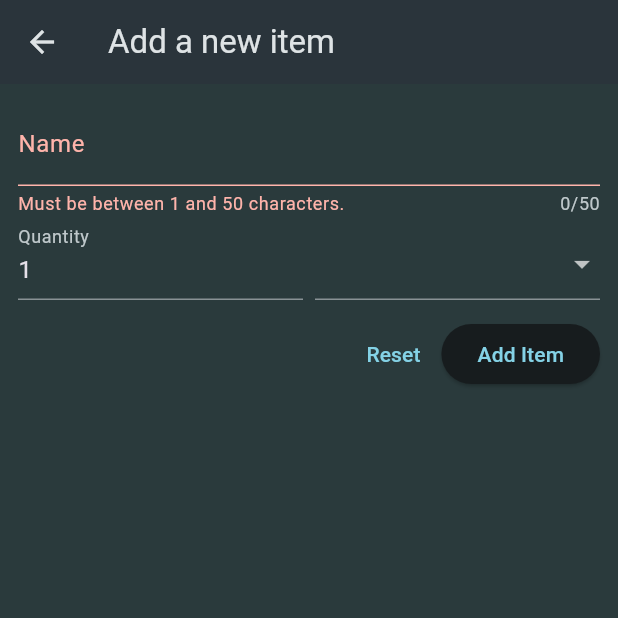
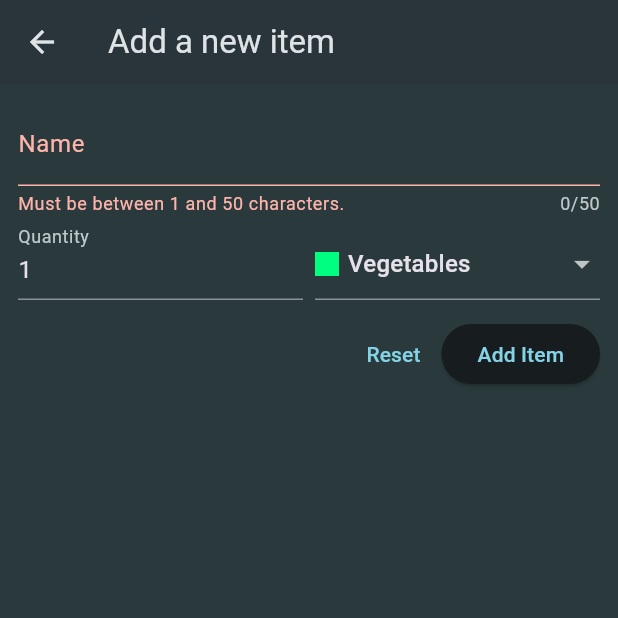
Before and after one commit to ishwar46/everydayFlutter, a Flutter app: the NewItem screen opened directly, after a tap on "Add Item", on a phone screen of 412 x 824 dp, the top half of it. Run offline on Flutter 3.47's test engine with Material 3 defaults, Android fonts, the phone set to English and light mode, and no system bars; our stand-ins replace flutter_riverpod, google_fonts, transparent_image.

Commit message:
Refactor color usage and improve grocery list logic
Replaced 'onBackground' with 'onSurface' for text and icon colors in mealsapp for better theme consistency. Updated shopping_list to manage grocery items in state, add and remove items dynamically, and return new items from the form. Added a toString override to Category. Minor test cleanup and widget improvements in new_app and quiz_app.

```diff
--- a/mealsapp/lib/screens/meal_details.dart
+++ b/mealsapp/lib/screens/meal_details.dart
@@ -58,7 +58,7 @@ class MealDetailsScreen extends ConsumerWidget {
                 Text(
                   ingredient,
                   style: Theme.of(context).textTheme.bodyMedium!.copyWith(
-                        color: Theme.of(context).colorScheme.onBackground,
+                        color: Theme.of(context).colorScheme.onSurface,
                       ),
                 ),
               const SizedBox(height: 24),
@@ -80,7 +80,7 @@ class MealDetailsScreen extends ConsumerWidget {
                     step,
                     textAlign: TextAlign.center,
                     style: Theme.of(context).textTheme.bodyMedium!.copyWith(
-                          color: Theme.of(context).colorScheme.onBackground,
+                          color: Theme.of(context).colorScheme.onSurface,
                         ),
                   ),
                 ),
--- a/mealsapp/lib/screens/meals.dart
+++ b/mealsapp/lib/screens/meals.dart
@@ -33,14 +33,14 @@ class MealsScreen extends StatelessWidget {
           Text(
             'Uh oh ... nothing here!',
             style: Theme.of(context).textTheme.headlineLarge!.copyWith(
-                  color: Theme.of(context).colorScheme.onBackground,
+                  color: Theme.of(context).colorScheme.onSurface,
                 ),
           ),
           const SizedBox(height: 16),
           Text(
             'Try selecting a different category!',
             style: Theme.of(context).textTheme.bodyLarge!.copyWith(
-                  color: Theme.of(context).colorScheme.onBackground,
+                  color: Theme.of(context).colorScheme.onSurface,
                 ),
           ),
         ],
--- a/mealsapp/lib/widgets/category_grid_item.dart
+++ b/mealsapp/lib/widgets/category_grid_item.dart
@@ -33,7 +33,7 @@ class CategoryGridItem extends StatelessWidget {
         child: Text(
           category.title,
           style: Theme.of(context).textTheme.titleLarge!.copyWith(
-                color: Theme.of(context).colorScheme.onBackground,
+                color: Theme.of(context).colorScheme.onSurface,
               ),
         ),
       ),
--- a/new_app/lib/gradient_container.dart
+++ b/new_app/lib/gradient_container.dart
@@ -27,7 +27,7 @@ class GradientContainer extends StatelessWidget {
           end: endColor,
         ),
       ),
-      child: Center(
+      child: const Center(
         child:
             //WelcomeWidget('HAH COOL!'),
             DiceRoller(),
--- a/new_app/lib/main.dart
+++ b/new_app/lib/main.dart
@@ -6,9 +6,9 @@ void main() {
   runApp(
     const MaterialApp(
       home: Scaffold(
-        backgroundColor: const Color.fromARGB(255, 73, 172, 162),
-        body: GradientContainer(const Color.fromARGB(255, 53, 175, 47),
-            const Color.fromARGB(255, 11, 141, 128)), //Constructor function
+        backgroundColor: Color.fromARGB(255, 73, 172, 162),
+        body: GradientContainer(Color.fromARGB(255, 53, 175, 47),
+            Color.fromARGB(255, 11, 141, 128)), //Constructor function
       ),
     ),
   );
--- a/quiz_app/lib/questions_summary.dart
+++ b/quiz_app/lib/questions_summary.dart
@@ -16,14 +16,14 @@ class QuestionsSummary extends StatelessWidget {
                 crossAxisAlignment: CrossAxisAlignment.start,
                 children: [
                   Container(
-                    decoration: BoxDecoration(
+                    decoration: const BoxDecoration(
                       shape: BoxShape.circle,
                       color: Colors.white,
                     ),
                     padding: const EdgeInsets.all(8),
                     child: Text(
                       ((data['question_index'] as int) + 1).toString(),
-                      style: TextStyle(
+                      style: const TextStyle(
                         color: Colors.black,
                         fontSize: 16,
                         fontWeight: FontWeight.bold,
--- a/shopping_list/lib/model/category.dart
+++ b/shopping_list/lib/model/category.dart
@@ -18,4 +18,9 @@ class Category {
 
   final String title;
   final Color color;
+
+  @override
+  String toString() {
+    return title;
+  }
 }
--- a/shopping_list/lib/widgets/new_item.dart
+++ b/shopping_list/lib/widgets/new_item.dart
@@ -1,5 +1,7 @@
 import 'package:flutter/material.dart';
 import 'package:shopping_list/data/categories.dart';
+import 'package:shopping_list/model/category.dart';
+import 'package:shopping_list/model/grocery_item.dart';
 
 class NewItem extends StatefulWidget {
   const NewItem({super.key});
@@ -11,9 +13,25 @@ class NewItem extends StatefulWidget {
 
 class _NewItemState extends State<NewItem> {
   final _formKey = GlobalKey<FormState>();
+  var _enteredName = '';
+  var _enteredQuantity = 1;
+  var _selectedCategory = categories[Categories.vegetables]!;
 
   void _saveItem() {
-    _formKey.currentState!.validate();
+    if (_formKey.currentState!.validate()) {
+      _formKey.currentState!.save();
+      Navigator.of(context).pop(
+        GroceryItem(
+          id: DateTime.now().toString(),
+          name: _enteredName,
+          quantity: _enteredQuantity,
+          category: _selectedCategory,
+        ),
+      );
+      // print(_enteredName);
+      // print(_enteredQuantity);
+      // print(_selectedCategory);
+    }
   }
 
   @override
@@ -38,6 +56,9 @@ class _NewItemState extends State<NewItem> {
                   }
                   return null;
                 },
+                onSaved: (value) {
+                  _enteredName = value!;
+                },
               ),
               Row(
                 crossAxisAlignment: CrossAxisAlignment.end,
@@ -46,6 +67,7 @@ class _NewItemState extends State<NewItem> {
                     child: TextFormField(
                       decoration: InputDecoration(label: Text('Quantity')),
                       keyboardType: TextInputType.number,
+                      initialValue: _enteredQuantity.toString(),
                       validator: (value) {
                         if (value == null ||
                             value.isEmpty ||
@@ -55,12 +77,15 @@ class _NewItemState extends State<NewItem> {
                         }
                         return null;
                       },
-                      initialValue: '1',
+                      onSaved: (value) {
+                        _enteredQuantity = int.parse(value!);
+                      },
                     ),
                   ),
                   const SizedBox(width: 8),
                   Expanded(
                     child: DropdownButtonFormField(
+                      value: _selectedCategory,
                       items: [
                         for (final category in categories.entries)
                           DropdownMenuItem(
@@ -78,7 +103,11 @@ class _NewItemState extends State<NewItem> {
                             ),
                           ),
                       ],
-                      onChanged: (value) {},
+                      onChanged: (value) {
+                        setState(() {
+                          _selectedCategory = value!;
+                        });
+                      },
                     ),
                   ),
                 ],
```
Also changed, not shown: mealsapp/lib/screens/filters.dart (+8 -8 lines), mealsapp/lib/widgets/main_drawer.dart (+4 -4 lines), quiz_app/lib/result_screen.dart (+5 -5 lines), shopping_list/lib/widgets/grocery_list.dart (+42 -16 lines), 2 other files.
